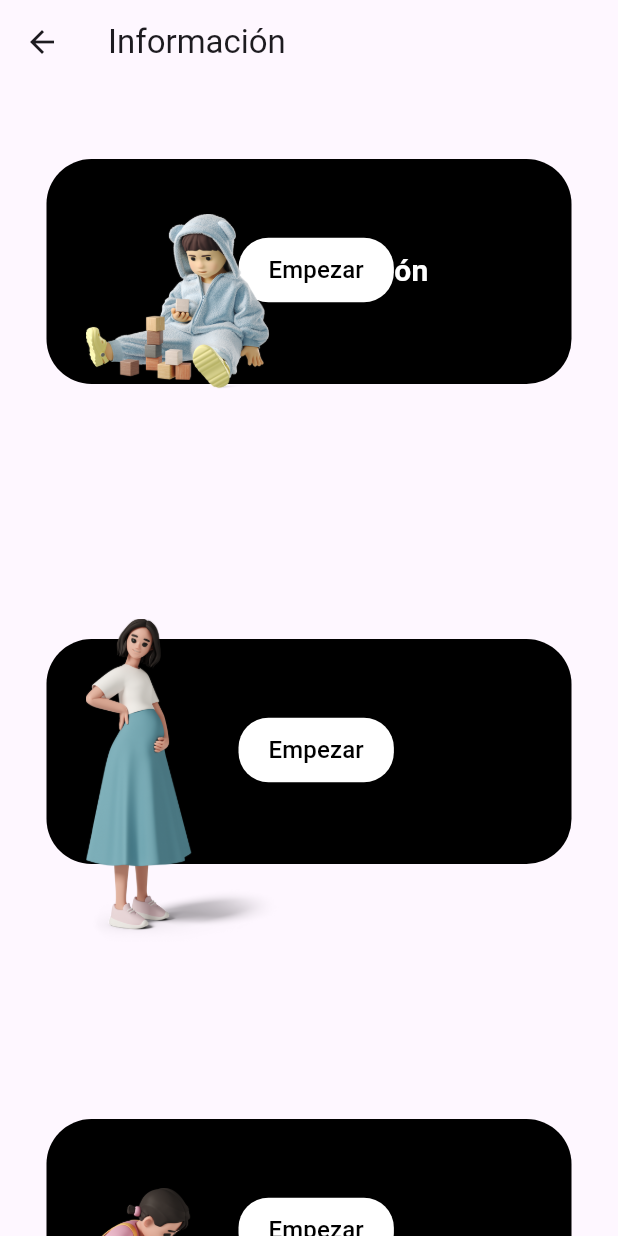
After one commit to LuisDiegoGR/appdevfinal, a Flutter app: the Informacion1 screen opened directly, on a phone screen of 412 x 824 dp. The commit adds this screen. Run offline on Flutter 3.47's test engine with Material 3 defaults, Android fonts, the phone set to English and light mode, and no system bars.

Commit message:
imagenes y propiedades

```diff
--- a/lib/InicioApp.dart
+++ b/lib/InicioApp.dart
@@ -1,9 +1,11 @@
+import 'package:appdevfinal/TerceraPage.dart';
 import 'package:appdevfinal/main.dart';
 import 'package:flutter/material.dart';
-import 'package:appdevfinal/TerceraPage.dart';
+
+import 'informacion1.dart';
 
 class InicioApp extends StatefulWidget {
-  const InicioApp({super.key});
+  const InicioApp({Key? key}) : super(key: key);
 
   @override
   State<InicioApp> createState() => _InicioAppState();
@@ -20,7 +22,6 @@ appBar: AppBar(
             icon: Icon(Icons.account_circle),
             iconSize: 40.0,
             onPressed: () {
-      //Accion a realizar
               Navigator.of(context).pushReplacement(
                 MaterialPageRoute(builder: (context) => HomePage()),
               );
@@ -31,7 +32,6 @@ appBar: AppBar(
               icon: Icon(Icons.settings),
               iconSize: 40.0,
               onPressed: () {
-        //paso a seguir
                 Navigator.of(context).pushReplacement(
                   MaterialPageRoute(builder: (context) => const TerceraPag()),
                 );
@@ -39,10 +39,6 @@ appBar: AppBar(
             )
           ],
         ),
-
-
-
-
         body: Center(
           child: Column(
             mainAxisAlignment: MainAxisAlignment.center,
@@ -52,7 +48,7 @@ appBar: AppBar(
                 children: [
                   Container(
                     width: 350,
-                    height: 200,
+                    height: 150, // Reducimos la altura a 150
                     decoration: BoxDecoration(
                       color: Colors.black,
                       borderRadius: BorderRadius.circular(30),
@@ -70,7 +66,7 @@ appBar: AppBar(
                     padding: EdgeInsets.only(left: 40),
                   ),
                   Positioned(
-                    top: 120, // Ajusta la posición vertical del botón
+                    top: 100, // Ajusta la posición vertical del botón
                     left: 128, // Ajusta la posición horizontal del botón
                     child: ElevatedButton(
                       onPressed: () {
@@ -94,12 +90,10 @@ appBar: AppBar(
                   ),
                   Container(
                     child: Image.asset(
-
                       'assets/images/DocGirl.png',
                       width: 130,
                       height: 290,
                       alignment: Alignment.centerRight,
-
                     ),
                     padding: EdgeInsets.only(left: 26),
                   ),
@@ -111,7 +105,7 @@ appBar: AppBar(
                 children: [
                   Container(
                     width: 350,
-                    height: 200,
+                    height: 150, // Reducimos la altura a 150
                     decoration: BoxDecoration(
                       color: Colors.black,
                       borderRadius: BorderRadius.circular(30),
@@ -128,11 +122,14 @@ appBar: AppBar(
                     ),
                   ),
                   Positioned(
-                    top: 120, // Ajusta la posición vertical del botón
+                    top: 100, // Ajusta la posición vertical del botón
                     left: 110, // Ajusta la posición horizontal del botón
                     child: ElevatedButton(
                       onPressed: () {
                         // Acción del botón
+                        Navigator.of(context).push(
+                          MaterialPageRoute(builder: (context) => Informacion1()),
+                        );
                       },
                       child: Text(
                         'Empezar',
@@ -152,12 +149,10 @@ appBar: AppBar(
                   ),
                   Container(
                     child: Image.asset(
-
                       'assets/images/DocMan.png',
                       width: 130,
                       height: 290,
                       alignment: Alignment.centerRight,
-
                     ),
                     padding: EdgeInsets.only(left: 230),
                   ),
--- /dev/null
+++ b/lib/informacion1.dart
@@ -0,0 +1,259 @@
+import 'package:flutter/material.dart';
+
+class Informacion1 extends StatelessWidget {
+  const Informacion1({Key? key}) : super(key: key);
+
+  @override
+  Widget build(BuildContext context) {
+    return Scaffold(
+      appBar: AppBar(
+        title: Text('Información'),
+      ),
+      body: SingleChildScrollView(
+        child: Center(
+          child: Column(
+            mainAxisAlignment: MainAxisAlignment.center,
+            children: [
+              // Primer contenedor con imagen delante
+              Stack(
+                children: [
+                  Padding(
+                    padding: const EdgeInsets.only(top: 50),
+                    child: Container(
+                      width: 350,
+                      height: 150, // Reducimos la altura a 150
+                      decoration: BoxDecoration(
+                        color: Colors.black,
+                        borderRadius: BorderRadius.circular(30),
+                      ),
+                      child: const Center(
+                        child: Text(
+                          'Estimulación',
+                          style: TextStyle(
+                            color: Colors.white,
+                            fontSize: 20,
+                            fontWeight: FontWeight.bold,
+                          ),
+                        ),
+                      ),
+                      padding: EdgeInsets.only(left: 40),
+                    ),
+                  ),
+                  Positioned(
+                    top: 100,
+                    left: 128,
+                    child: ElevatedButton(
+                      onPressed: () {
+                        // Acción del botón
+                      },
+                      child: Text(
+                        'Empezar',
+                        style: TextStyle(
+                          color: Colors.black,
+                          fontSize: 16,
+                        ),
+                      ),
+                      style: ElevatedButton.styleFrom(
+                        backgroundColor: Colors.white,
+                        shape: RoundedRectangleBorder(
+                          borderRadius: BorderRadius.circular(20),
+                        ),
+                        padding: EdgeInsets.symmetric(horizontal: 20, vertical: 10),
+                      ),
+                    ),
+                  ),
+                  Container(
+                    child: Image.asset(
+                      'assets/images/estimulacion.png',
+                      width: 130,
+                      height: 290,
+                      alignment: Alignment.centerRight,
+                    ),
+                    padding: EdgeInsets.only(left: 26),
+                  ),
+                ],
+              ),
+              SizedBox(height: 30),
+              // Segundo contenedor con imagen delante
+              Stack(
+                children: [
+                  Padding(
+                    padding: const EdgeInsets.only(top: 50),
+                    child: Container(
+                      width: 350,
+                      height: 150,
+                      decoration: BoxDecoration(
+                        color: Colors.black,
+                        borderRadius: BorderRadius.circular(30),
+                      ),
+                      child: const Center(
+                        child: Text(
+                          'Embarazo',
+                          style: TextStyle(
+                            color: Colors.white,
+                            fontSize: 20,
+                            fontWeight: FontWeight.bold,
+                          ),
+                        ),
+                      ),
+                    ),
+                  ),
+                  Positioned(
+                    top: 100,
+                    left: 128,
+                    child: ElevatedButton(
+                      onPressed: () {
+                        // Acción del botón
+                      },
+                      child: Text(
+                        'Empezar',
+                        style: TextStyle(
+                          color: Colors.black,
+                          fontSize: 16,
+                        ),
+                      ),
+                      style: ElevatedButton.styleFrom(
+                        backgroundColor: Colors.white,
+                        shape: RoundedRectangleBorder(
+                          borderRadius: BorderRadius.circular(20),
+                        ),
+                        padding: EdgeInsets.symmetric(horizontal: 20, vertical: 10),
+                      ),
+                    ),
+                  ),
+                  Container(
+                    child: Image.asset(
+                      'assets/images/embarazo.png',
+                      width: 130,
+                      height: 290,
+                      alignment: Alignment.centerRight,
+                    ),
+                    padding: EdgeInsets.only(left: 26),
+                  ),
+                ],
+              ),
+              SizedBox(height: 30),
+              // Tercer contenedor con imagen delante
+              Stack(
+                children: [
+                  Padding(
+                    padding: const EdgeInsets.only(top: 50),
+                    child: Container(
+                      width: 350,
+                      height: 150,
+                      decoration: BoxDecoration(
+                        color: Colors.black,
+                        borderRadius: BorderRadius.circular(30),
+                      ),
+                      child: const Center(
+                        child: Text(
+                          'Niña',
+                          style: TextStyle(
+                            color: Colors.white,
+                            fontSize: 20,
+                            fontWeight: FontWeight.bold,
+                          ),
+                        ),
+                      ),
+                    ),
+                  ),
+                  Positioned(
+                    top: 100,
+                    left: 128,
+                    child: ElevatedButton(
+                      onPressed: () {
+                        // Acción del botón
+                      },
+                      child: Text(
+                        'Empezar',
+                        style: TextStyle(
+                          color: Colors.black,
+                          fontSize: 16,
+                        ),
+                      ),
+                      style: ElevatedButton.styleFrom(
+                        backgroundColor: Colors.white,
+                        shape: RoundedRectangleBorder(
+                          borderRadius: BorderRadius.circular(20),
+                        ),
+                        padding: EdgeInsets.symmetric(horizontal: 20, vertical: 10),
+                      ),
+                    ),
+                  ),
+                  Container(
+                    child: Image.asset(
+                      'assets/images/niña.png',
+                      width: 130,
+                      height: 290,
+                      alignment: Alignment.centerRight,
+                    ),
+                    padding: EdgeInsets.only(left: 26),
+                  ),
+                ],
+              ),
+              SizedBox(height: 30),
+              // Cuarto contenedor con imagen delante
+              Stack(
+                children: [
+                  Padding(
+                    padding: const EdgeInsets.only(top: 50),
+                    child: Container(
+                      width: 350,
+                      height: 150,
+                      decoration: BoxDecoration(
+                        color: Colors.black,
+                        borderRadius: BorderRadius.circular(30),
+                      ),
+                      child: const Center(
+                        child: Text(
+                          'Foro',
+                          style: TextStyle(
+                            color: Colors.white,
+                            fontSize: 20,
+                            fontWeight: FontWeight.bold,
+                          ),
+                        ),
+                      ),
+                    ),
+                  ),
+                  Positioned(
+                    top: 100,
+                    left: 128,
+                    child: ElevatedButton(
+                      onPressed: () {
+                        // Acción del botón
+                      },
+                      child: Text(
+                        'Empezar',
+                        style: TextStyle(
+                          color: Colors.black,
+                          fontSize: 16,
+                        ),
+                      ),
+                      style: ElevatedButton.styleFrom(
+                        backgroundColor: Colors.white,
+                        shape: RoundedRectangleBorder(
+                          borderRadius: BorderRadius.circular(20),
+                        ),
+                        padding: EdgeInsets.symmetric(horizontal: 20, vertical: 10),
+                      ),
+                    ),
+                  ),
+                  Container(
+                    child: Image.asset(
+                      'assets/images/foro.png',
+                      width: 130,
+                      height: 290,
+                      alignment: Alignment.centerRight,
+                    ),
+                    padding: EdgeInsets.only(left: 26),
+                  ),
+                ],
+              ),
+            ],
+          ),
+        ),
+      ),
+    );
+  }
+}
```
Also changed, not shown: assets/images/embarazo.png (added), assets/images/estimulacion.png (added), assets/images/foro.png (added), assets/images/niña.png (added). Lines whose indentation alone changed are shown as unchanged.
